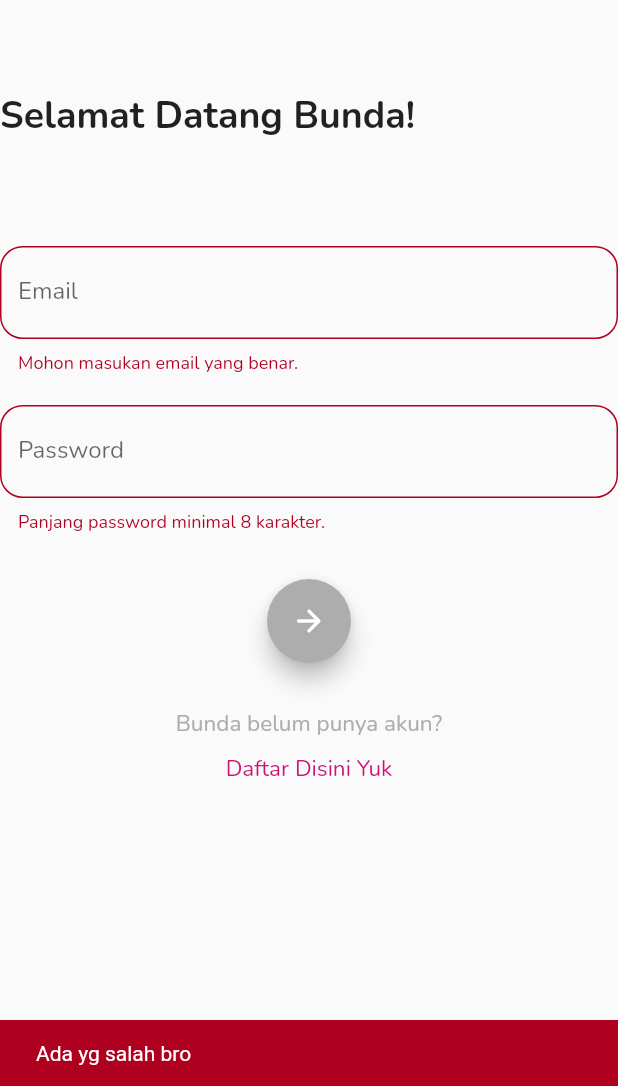
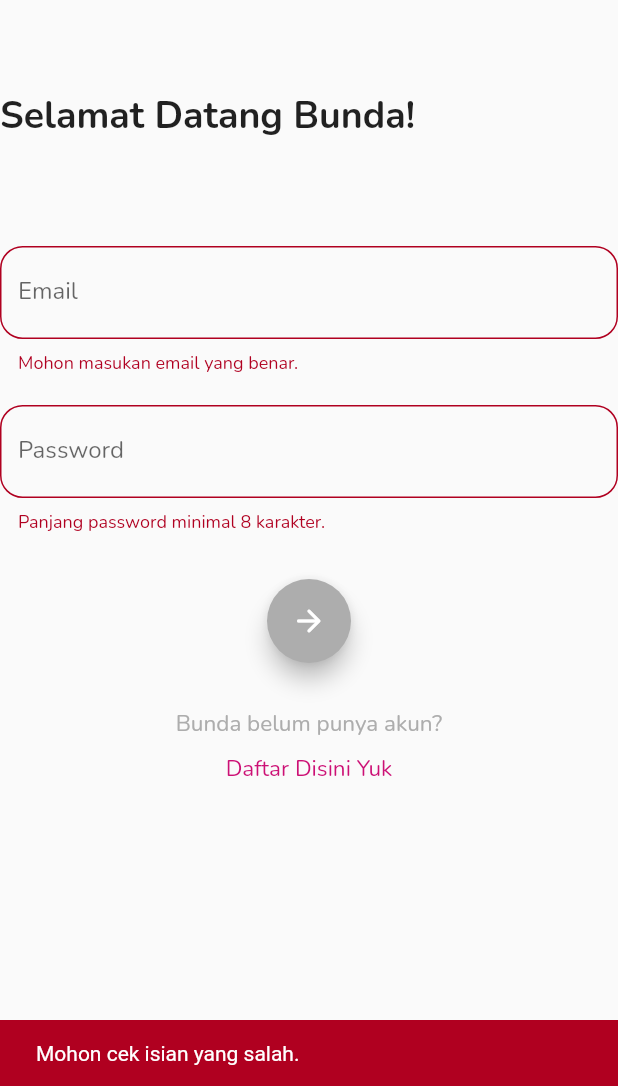
Before and after one commit to YogaCr/sibunda_app, a Flutter app: the SignInPage widget shown alone on an empty page, opened directly, after a tap on the "arrow forward" icon, on a phone screen of 412 x 824 dp, the part 150-1236 px from its top. Run offline on Flutter 3.47's test engine with Material 2 defaults, Android fonts, the phone set to English and light mode, and no system bars; our stand-ins replace dio, email_validator, flutter_dotenv, flutter_svg, shared_preferences; missing offline and left inert: shared_preferences_web; accounts and stored records are empty.

Commit message:
Update sign_in_page

```diff
--- a/modules/common/lib/ui/pages/sign_in_page.dart
+++ b/modules/common/lib/ui/pages/sign_in_page.dart
@@ -79,7 +79,7 @@ class _SignInPageState extends State<SignInPage> {
             }
             //showSnackBar(context, "Ntab bro", backgroundColor: Colors.green);
           } else {
-            showSnackBar(context, "Ada yg salah bro");
+            showSnackBar(context, "Mohon cek isian yang salah.");
           }
         }
       ).withMargin(EdgeInsets.only(top: 30)),
@@ -95,5 +95,5 @@ class _SignInPageState extends State<SignInPage> {
         )),
       ).withMargin(EdgeInsets.only(top: 10)),
     ],
-  );
+  ).insideScroll();
 }
--- a/modules/common/lib/ui/pages/sign_up_page.dart
+++ b/modules/common/lib/ui/pages/sign_up_page.dart
@@ -4,7 +4,6 @@ import 'package:common/res/themes/themes.dart';
 import 'package:common/ui/widget/basic_widgets.dart';
 import 'package:common/ui/widget/intermediate_widgets.dart';
 import 'package:common/util/auth.dart';
-import 'package:common/util/functions/assets_ext.dart';
 import 'package:common/util/functions/ui_ext.dart';
 import 'package:email_validator/email_validator.dart';
 import 'package:flutter/cupertino.dart';
```
Also changed, not shown: 1 other file.
